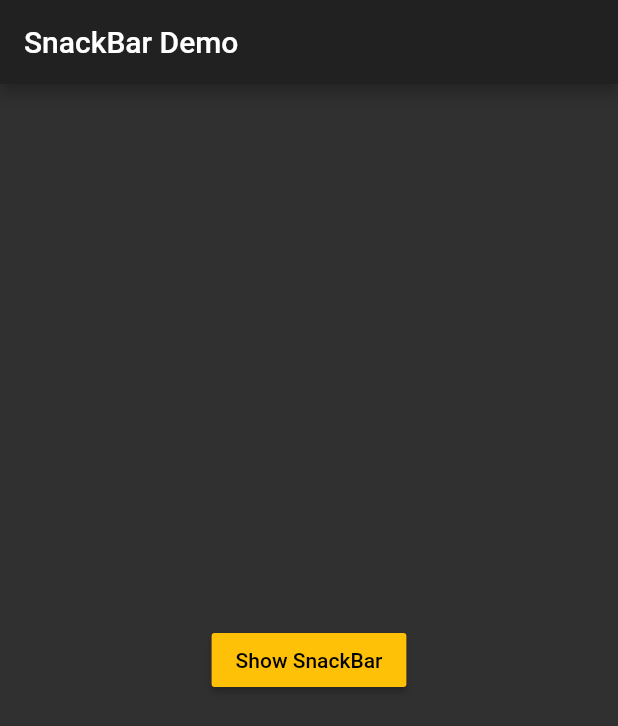
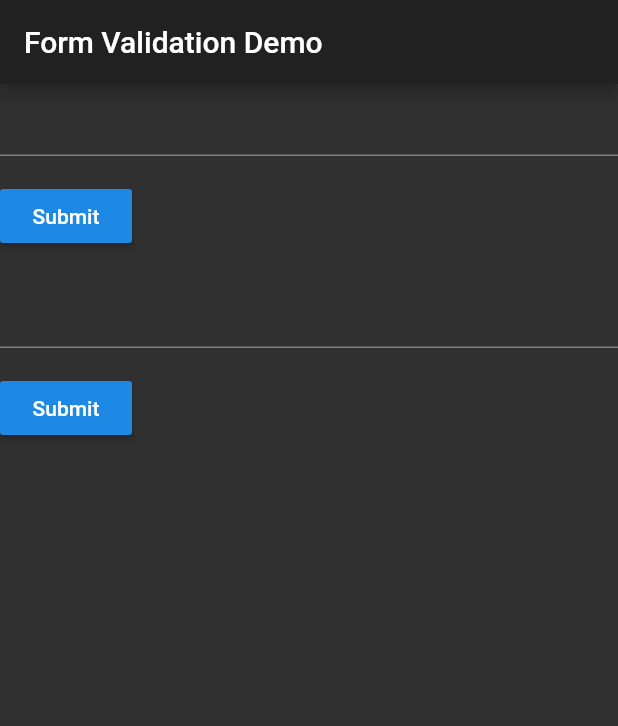
Before and after one commit to vcardona/displaying_snackbars, a Flutter app: the screen it shows after launch, on a phone screen of 412 x 824 dp. Shown: the top 726 px of the screen. Run offline on Flutter 3.47's test engine with Material 2 defaults, Android fonts, the phone set to English and light mode, and no system bars.

Commit message:
Add new form Validation

```diff
--- a/lib/main.dart
+++ b/lib/main.dart
@@ -1,53 +1,111 @@
 import 'package:flutter/material.dart';
 
-void main() => runApp(SnackBarDemo());
+void main() => runApp(MyApp());
 
-class SnackBarDemo extends StatelessWidget {
+class MyApp extends StatelessWidget {
   @override
   Widget build(BuildContext context) {
+    final appTitle = 'Form Validation Demo';
+
     return MaterialApp(
-      title: 'SnackBar Demo',
+      title: appTitle,
       theme: ThemeData.dark(),
       home: Scaffold(
         appBar: AppBar(
-          title: Text('SnackBar Demo'),
+          title: Text(appTitle),
         ),
-        body: SnackBarPage(),
+        body: MyCustomForm(),
       ),
     );
   }
 }
 
-class SnackBarPage extends StatelessWidget {
+// Create a Form Widget
+class MyCustomForm extends StatefulWidget {
+  @override
+  MyCustomFormState createState() {
+    return MyCustomFormState();
+  }
+}
+
+// Create a corresponding State class. This class will hold the data related to
+// the form.
+class MyCustomFormState extends State<MyCustomForm> {
+  // Create a global key that will uniquely identify the Form widget and allow
+  // us to validate the form
+  //
+  // Note: This is a GlobalKey<FormState>, not a GlobalKey<MyCustomFormState>!
+  final _formKey = GlobalKey<FormState>();
+  final _newformKey = GlobalKey<FormState>();
+
   @override
   Widget build(BuildContext context) {
-    return Center(
-      child: RaisedButton(
-        color: Colors.amber,
-        onPressed: () {
-          final snackBar = SnackBar(
-            content: Text(
-              'Yay! A SnackBar!',
-              style: TextStyle(color: Colors.amber),
-            ),
-            backgroundColor: Color(0Xffc400),
-            action: SnackBarAction(
-              label: 'Undo',
-              onPressed: () {
-                // Some code to undo the change!
-              },
-            ),
-          );
-
-          // Find the Scaffold in the Widget tree and use it to show a SnackBar!
-          // Encontrar el Scaffold por medio del of, se hace usando el Inherited Widget
-          Scaffold.of(context).showSnackBar(snackBar);
-        },
-        child: Text(
-          'Show SnackBar',
-          style: TextStyle(color: Colors.black),
-        ),
-      ),
+    // Build a Form widget using the _formKey we created above
+    return Column(
+      children: <Widget>[
+        Form(
+          key: _formKey,
+          child: Column(
+            crossAxisAlignment: CrossAxisAlignment.start,
+            children: <Widget>[
+              TextFormField(
+                validator: (value) {
+                  if (value.isEmpty) {
+                    return 'Please enter some text';
+                  }
+                  return null;
+                },
+              ),
+              Padding(
+                padding: const EdgeInsets.symmetric(vertical: 16.0),
+                child: RaisedButton(
+                  onPressed: () {
+                    // Validate will return true if the form is valid, or false if
+                    // the form is invalid.
+                    if (_formKey.currentState.validate()) {
+                      // If the form is valid, we want to show a Snackbar
+                      Scaffold.of(context).showSnackBar(
+                          SnackBar(content: Text('Processing Data')));
+                    }
+                  },
+                  child: Text('Submit'),
+                ),
+              ),
+            ],
+          ),
+        ), //Form
+        Form(
+          key: _newformKey,
+          child: Column(
+            crossAxisAlignment: CrossAxisAlignment.start,
+            children: <Widget>[
+              TextFormField(
+                validator: (value) {
+                  if (value.isEmpty) {
+                    return 'Please enter some text';
+                  }
+                  return null;
+                },
+              ),
+              Padding(
+                padding: const EdgeInsets.symmetric(vertical: 16.0),
+                child: RaisedButton(
+                  onPressed: () {
+                    // Validate will return true if the form is valid, or false if
+                    // the form is invalid.
+                    if (_newformKey.currentState.validate()) {
+                      // If the form is valid, we want to show a Snackbar
+                      Scaffold.of(context).showSnackBar(
+                          SnackBar(content: Text('Processing Data')));
+                    }
+                  },
+                  child: Text('Submit'),
+                ),
+              ),
+            ],
+          ),
+        ), //Form
+      ],
     );
   }
 }
```
Also changed, not shown: 1 other file.
